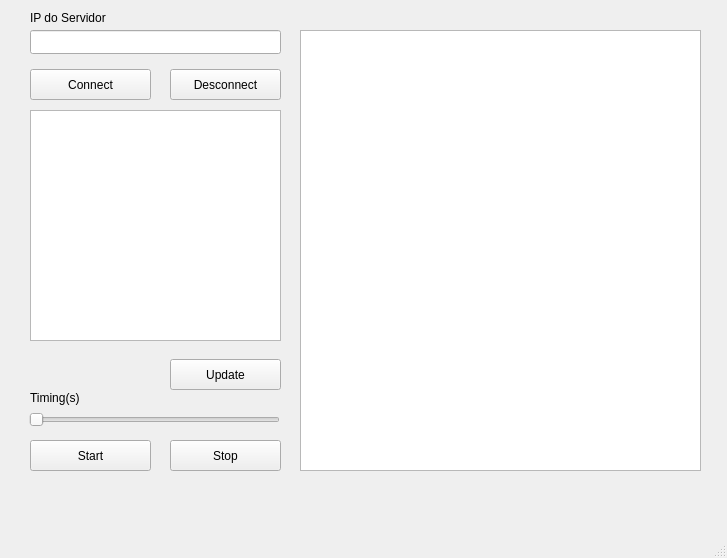
Before: the Qt Designer form Consumer/mainwindow.ui in wtnhrr/QTSupervisory, drawn with Qt 5.
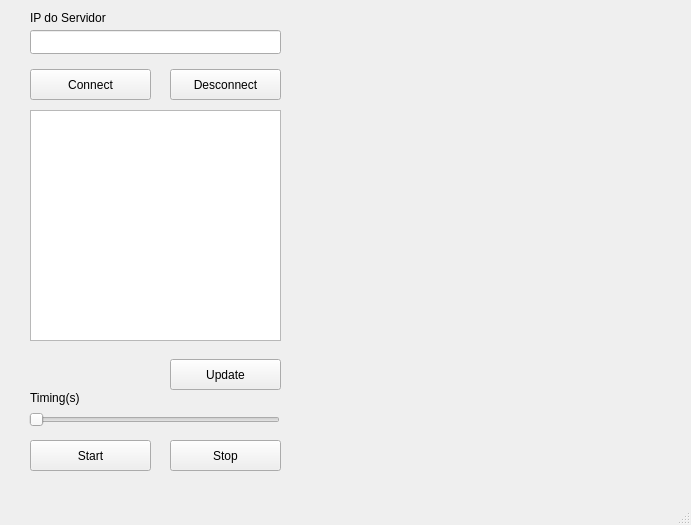
After: the same form once the commit is applied. Custom widgets are drawn as their Qt base class.

Diff of the .ui file:
```diff
--- a/Consumer/mainwindow.ui
+++ b/Consumer/mainwindow.ui
@@ -6,8 +6,8 @@
    <rect>
     <x>0</x>
     <y>0</y>
-    <width>727</width>
-    <height>558</height>
+    <width>691</width>
+    <height>525</height>
    </rect>
   </property>
   <property name="windowTitle">
@@ -99,16 +99,6 @@
      </rect>
     </property>
    </widget>
-   <widget class="QTextBrowser" name="textBrowser">
-    <property name="geometry">
-     <rect>
-      <x>300</x>
-      <y>30</y>
-      <width>401</width>
-      <height>441</height>
-     </rect>
-    </property>
-   </widget>
    <widget class="QSlider" name="horizontalSliderTiming">
     <property name="geometry">
      <rect>
@@ -148,6 +138,16 @@
      <string>IP do Servidor</string>
     </property>
    </widget>
+   <widget class="Plotter" name="widget" native="true">
+    <property name="geometry">
+     <rect>
+      <x>300</x>
+      <y>30</y>
+      <width>381</width>
+      <height>431</height>
+     </rect>
+    </property>
+   </widget>
   </widget>
   <widget class="QMenuBar" name="menubar">
    <property name="geometry">
@@ -161,6 +161,14 @@
   </widget>
   <widget class="QStatusBar" name="statusbar"/>
  </widget>
+ <customwidgets>
+  <customwidget>
+   <class>Plotter</class>
+   <extends>QWidget</extends>
+   <header>plotter.h</header>
+   <container>1</container>
+  </customwidget>
+ </customwidgets>
  <resources/>
  <connections/>
 </ui>
```
Left out of the diff: 2 changed lines with no effect on the pictures.
